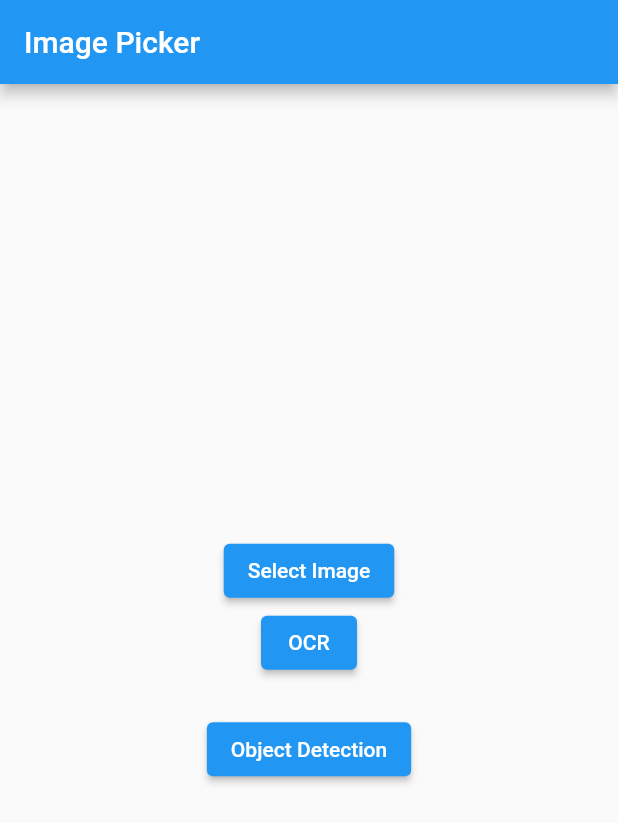
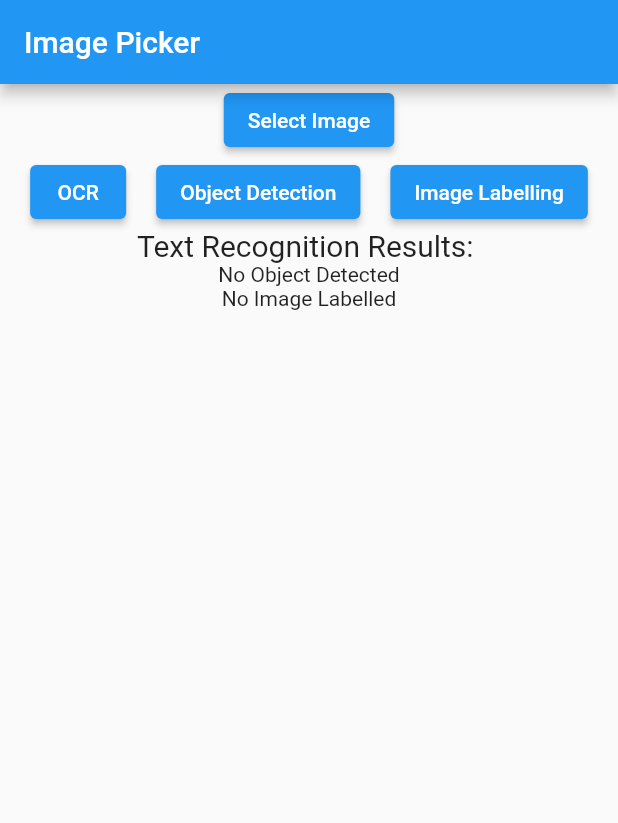
Before and after one commit to haanh764/mobileApp_Lab3, a Flutter app: the screen it shows after launch, after a tap on "OCR", on a phone screen of 412 x 824 dp. Shown: the top 823 px of the screen. Run offline on Flutter 3.47's test engine with Material 2 defaults, Android fonts, the phone set to English and light mode, and no system bars; our stand-ins replace image_picker; missing offline and left inert: firebase_ml_vision, google_ml_kit; accounts and stored records are empty.

Commit message:
update function object detection + labelling img

```diff
--- a/image_processing/lib/main.dart
+++ b/image_processing/lib/main.dart
@@ -1,7 +1,11 @@
 import 'dart:io';
-import 'package:firebase_ml_vision/firebase_ml_vision.dart';
+import 'package:firebase_ml_vision/firebase_ml_vision.dart' as fb;
 import 'package:flutter/material.dart';
 import 'package:image_picker/image_picker.dart';
+import 'package:google_ml_kit/google_ml_kit.dart';
+// import 'package:image/image.dart';
+
+// import 'package:google_mlkit_object_detection/google_mlkit_object_detection.dart';
 
 void main() {
   runApp(MyApp());
@@ -18,6 +22,9 @@ class HomePage extends State<MyApp> {
   dynamic file;
   dynamic text;
   dynamic final_labels;
+  dynamic final_objects;
+  dynamic image_labels;
+  dynamic path;
 
   void pickImage() async {
     XFile? image = await ImagePicker().pickImage(source: ImageSource.gallery);
@@ -25,38 +32,71 @@ class HomePage extends State<MyApp> {
     if (image != null) {
       setState(() {
         file = File(image.path);
+        path = image.path;
+        print('aaaaaaa');
+        print(image);
       });
+    }
+    else {
+      print('no image');
     }
   }
 
   void OCR() async {
-    FirebaseVisionImage visionImage = FirebaseVisionImage.fromFile(file);
-    TextRecognizer textRecognizer = FirebaseVision.instance.textRecognizer();
-    VisionText visionText = await textRecognizer.processImage(visionImage);
+    fb.FirebaseVisionImage visionImage = fb.FirebaseVisionImage.fromFile(file);
+    fb.TextRecognizer textRecognizer = fb.FirebaseVision.instance.textRecognizer();
+    fb.VisionText visionText = await textRecognizer.processImage(visionImage);
     print(visionText.text);
     setState(() {
       text = visionText.text;
     });
   }
 
+  void ImageLabelling() async {
+    final inputImage = InputImage.fromFile(file);
+    final imageLabels = await GoogleMlKit.vision.imageLabeler();
+    final labels = await imageLabels.processImage(inputImage);
+    setState(() {
+      image_labels = labels;
+    });
+  }
+
   void ObjectDetection() async {
-    FirebaseVisionImage visionImage = FirebaseVisionImage.fromFile(file);
-    final ImageLabeler labeler = FirebaseVision.instance.imageLabeler();
-    final List<ImageLabel> labels = await labeler.processImage(visionImage);
-    print(labels);
+    final inputImage = InputImage.fromFile(file);
+    final objectDetector = GoogleMlKit.vision.objectDetector(ObjectDetectorOptions(mode: DetectionMode.singleImage, classifyObjects: true, multipleObjects: false));
+    final List<DetectedObject> objects = await objectDetector.processImage(inputImage);
+
+    print('test---------------------------------------');
+
+    for(DetectedObject detectedObject in objects){
+      final rect = detectedObject.boundingBox;
+      if (detectedObject.labels.isNotEmpty) {
+        final_labels = detectedObject.labels;
+        print(rect);
         setState(() {
-      final_labels = labels;
+          final_labels = final_labels;
         });
+      }
+      else {
+        final_labels = null;
+        print('no label');
+        setState(() {
+          final_labels = final_labels;
+        });
+      }
+    }
+    print(final_labels);
   }
 
   @override
   Widget build(BuildContext context) {
     return MaterialApp(
       home: Scaffold(
+        resizeToAvoidBottomInset: false,
         appBar: AppBar(
           title: Text("Image Picker"),
         ),
-        body: Center(
+        body: SingleChildScrollView(
           child: Column(
             mainAxisAlignment: MainAxisAlignment.center,
             crossAxisAlignment: CrossAxisAlignment.center,
@@ -74,16 +114,17 @@ class HomePage extends State<MyApp> {
                   height: 400.0,
                   fit: BoxFit.contain,
                 ),
+              Row(
+                mainAxisAlignment: MainAxisAlignment.center,
+                children: [
                   ElevatedButton(
                     onPressed: () {
                       OCR();
                     },
                     child: Text("OCR"),
                   ),
-              if (text != null)
-                Text(
-                  text,
-                  style: TextStyle(fontSize: 20.0),
+                  SizedBox(
+                    width: 20.0,
                   ),
                   ElevatedButton(
                     onPressed: () {
@@ -91,13 +132,34 @@ class HomePage extends State<MyApp> {
                     },
                     child: Text("Object Detection"),
                   ),
-              if (final_labels != null)
+                  SizedBox(
+                    width: 20.0,
+                  ),
+                  ElevatedButton(
+                    onPressed: () {
+                      ImageLabelling();
+                    },
+                    child: Text("Image Labelling"),
+                  ),
+                ],
+              ),
+              if (text != null)
                 Text(
-                  final_labels.map((label) => '${label.text} '
-                                'with confidence ${label.confidence.toStringAsFixed(2)}')
-                            .join('\n'),
+                  'Text Recognition Results: ' + text,
                   style: TextStyle(fontSize: 20.0),
                 ),
+              if (final_labels != null)
+                Text(final_labels.map((Label label) => 'Object Detection Results: ${label.text} '
+                                'with confidence ${label.confidence.toStringAsFixed(2)}')
+                            .join('\n'))
+              else
+                Text("No Object Detected"),
+              if (image_labels != null)
+                Text('Image Labelling Results: \n' + image_labels.map((ImageLabel label) => '${label.label} '
+                                'with confidence ${label.confidence.toStringAsFixed(2)}')
+                            .join('\n'))
+              else
+                Text("No Image Labelled"),
             ],
           ),
         ),
--- a/image_processing/pubspec.yaml
+++ b/image_processing/pubspec.yaml
@@ -38,6 +38,8 @@ dependencies:
   firebase_ml_vision: ^0.9.10
   firebase_core: ^1.1.0
   firebase_core_web: ^1.6.2
+  google_ml_kit: ^0.9.0
+  image: ^3.1.3
 
 dev_dependencies:
   flutter_test:
```
Also changed, not shown: 1 other file. Lines whose indentation alone changed are shown as unchanged.
